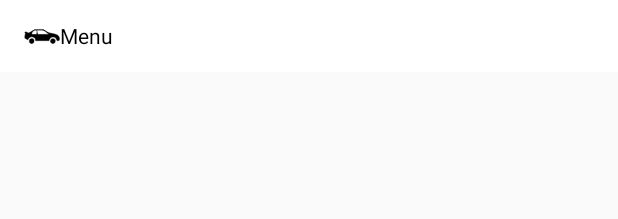
After one commit to guuilp/Carros, an Android app: the layout adapter_nav_drawer.xml on its own in the app's theme, with its tools: preview values and no code run, on a phone screen of 412 x 824 dp. The commit adds this screen. Shown: the top 219 px of the screen. Run offline under Robolectric (Android 15) with nearby library versions, the phone set to English and light mode, and no system bars.

Commit message:
Inclusão da navigation drawer
Começando a inclusão da navigation drawer (ainda não está em material
design)

```diff
--- /dev/null
+++ b/app/src/main/res/drawable/seletor_nav_drawer.xml
@@ -0,0 +1,6 @@
+<?xml version="1.0" encoding="utf-8"?>
+<selector xmlns:android="http://schemas.android.com/apk/res/android">
+    <item android:drawable="@color/transparent" android:state_selected="true" />
+    <item android:drawable="@color/transparent" android:state_pressed="true" />
+    <item android:drawable="@color/gray" android:state_selected="false" />
+</selector>
--- /dev/null
+++ b/app/src/main/res/drawable/seletor_nav_drawer_selected.xml
@@ -0,0 +1,6 @@
+<?xml version="1.0" encoding="utf-8"?>
+<selector xmlns:android="http://schemas.android.com/apk/res/android">
+    <item android:drawable="@color/transparent" android:state_selected="true" />
+    <item android:drawable="@color/transparent" android:state_pressed="true" />
+    <item android:drawable="@color/gray" android:state_selected="false" />
+</selector>
--- /dev/null
+++ b/app/src/main/res/layout/adapter_nav_drawer.xml
@@ -0,0 +1,27 @@
+<?xml version="1.0" encoding="utf-8"?>
+<LinearLayout
+    xmlns:android="http://schemas.android.com/apk/res/android"
+    android:orientation="horizontal"
+    android:layout_width="match_parent"
+    android:layout_height="48dp"
+    android:background="@color/white"
+    android:gravity="center_vertical"
+    android:paddingLeft="16dp"
+    android:paddingRight="16dp">
+
+    <ImageView
+        android:id="@+id/img"
+        android:layout_width="24dp"
+        android:layout_height="24dp"
+        android:src="@drawable/ic_drawer_carro"/>
+
+    <TextView
+        android:id="@+id/text"
+        android:layout_width="match_parent"
+        android:layout_height="wrap_content"
+        android:text="Menu"
+        android:textAppearance="?android:attr/textAppearanceMedium"
+        android:textColor="@color/black"
+        android:textSize="14sp"/>
+
+</LinearLayout>
--- a/app/src/main/res/layout/nav_drawer_listview.xml
+++ b/app/src/main/res/layout/nav_drawer_listview.xml
@@ -6,6 +6,7 @@
     android:layout_width="match_parent"
     android:layout_height="match_parent">
     <ListView
+        android:id="@+id/listView"
         android:layout_width="match_parent"
         android:layout_height="0dp"
         android:layout_weight="1"
--- a/app/src/main/res/values/strings.xml
+++ b/app/src/main/res/values/strings.xml
@@ -1,5 +1,8 @@
 <resources>
     <string name="app_name">Carros</string>
     <string name="hello_world">Hello world!</string>
+    <string name="carros">Carros</string>
+    <string name="site_livro">Site do Livro</string>
+    <string name="configuracoes">Configurações</string>
     <string name="action_settings">Settings</string>
 </resources>
```
Also changed, not shown: app/src/main/java/br/com/livroandroid/carros/activity/BaseActivity.java (+9 -0 lines), app/src/main/java/br/com/livroandroid/carros/activity/MainActivity.java (+22 -19 lines), app/src/main/java/br/com/livroandroid/carros/adapter/NavDrawerMenuAdapter.java (added, +85 -0 lines), app/src/main/java/br/com/livroandroid/carros/adapter/NavDrawerMenuItem.java (added, +30 -0 lines), app/src/main/res/drawable/ic_drawer_carro.png (added), app/src/main/res/drawable/ic_drawer_settings.png (added), app/src/main/res/drawable/ic_drawer_site_livro.png (added), app/src/main/res/drawable/ic_launcher.png (added), app/src/main/res/drawable/ic_logo_user.png (added).
